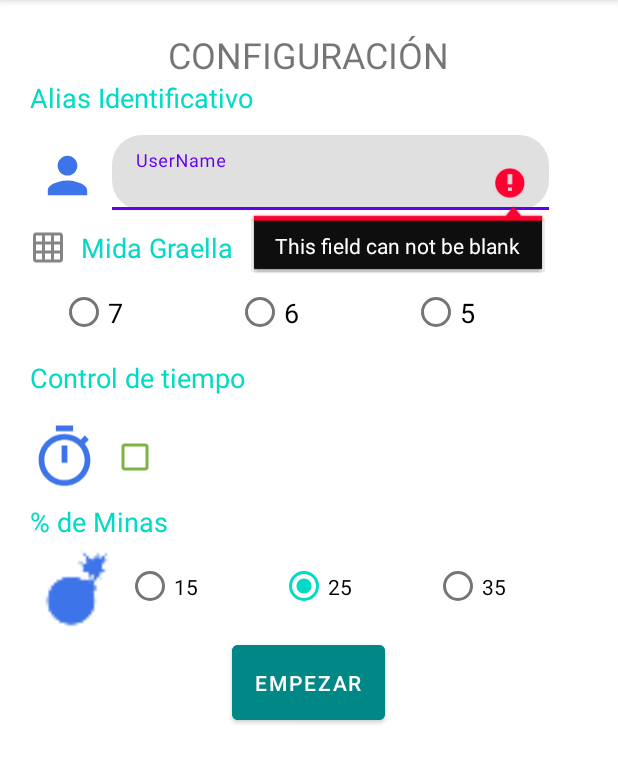
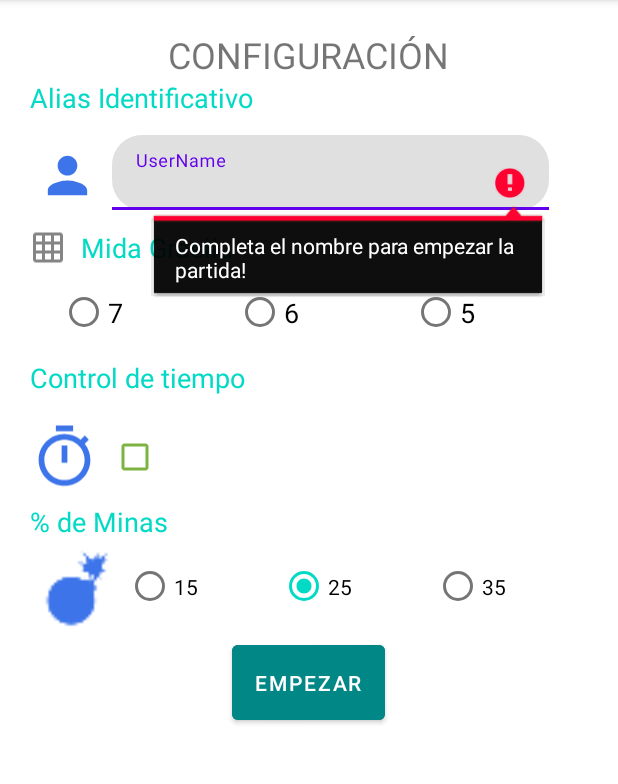
Before and after one commit to marcsabate7/Buscaminas, an Android app: the Configuration screen opened directly, with no data from a screen before it, after a tap on "EMPEZAR", on a phone screen of 412 x 824 dp, the part 84-868 px from its top. Run offline under Robolectric (Android 15) with nearby library versions, the light colour scheme and no system bars; Roboto replaces fonts that are not available here.

Commit message:
controling blank edit texts in order to put email to sent email and put name to start the game

```diff
--- a/app/src/main/java/com/marc/buscaminas/Configuration.java
+++ b/app/src/main/java/com/marc/buscaminas/Configuration.java
@@ -96,7 +96,8 @@ public class Configuration extends AppCompatActivity implements View.OnClickList
             case R.id.EmpezarDesdeConfig:
 
                 if (userName.getText().toString().trim().equalsIgnoreCase("")) {
-                    userName.setError("This field can not be blank");
+                    userName.setError("Completa el nombre para empezar la partida!");
+                    Toast.makeText(this,"Campo nombre vacio, completalo para empezar la partida!",Toast.LENGTH_SHORT).show();
                 } else if (idButtonParrilla == -1) {
                     RadioButton radioButton = (RadioButton) findViewById(R.id.lastRadioButton);
                     radioButton.setError("An option must be selected");
--- a/app/src/main/java/com/marc/buscaminas/FinalActivity.java
+++ b/app/src/main/java/com/marc/buscaminas/FinalActivity.java
@@ -73,6 +73,11 @@ public class FinalActivity extends AppCompatActivity implements OnClickListener
     public void onClick(View view) {
         switch (view.getId()) {
             case R.id.buttonEnviarEmail:
+                if (text_email.getText().toString().trim().equalsIgnoreCase("")) {
+                    text_email.setError("This field can not be blank");
+                    Toast.makeText(this,"Campo email vacio, completalo para enviar email!",Toast.LENGTH_SHORT).show();
+                }
+                else {
                     Intent emailIntent = new Intent(Intent.ACTION_SEND, Uri.parse("mailto:"));
                     String correu = text_email.getText().toString();
                     String[] TO = {correu};
@@ -81,6 +86,7 @@ public class FinalActivity extends AppCompatActivity implements OnClickListener
                     emailIntent.putExtra(Intent.EXTRA_SUBJECT, "Log partida buscaminas");
                     emailIntent.putExtra(Intent.EXTRA_TEXT, partida_status + "\n" + log);
                     startActivity(emailIntent);
+                }
                 break;
             case R.id.buttonNovaPartida:
                 startActivity(new Intent(this,Configuration.class));
```
Lines whose indentation alone changed are shown as unchanged.
